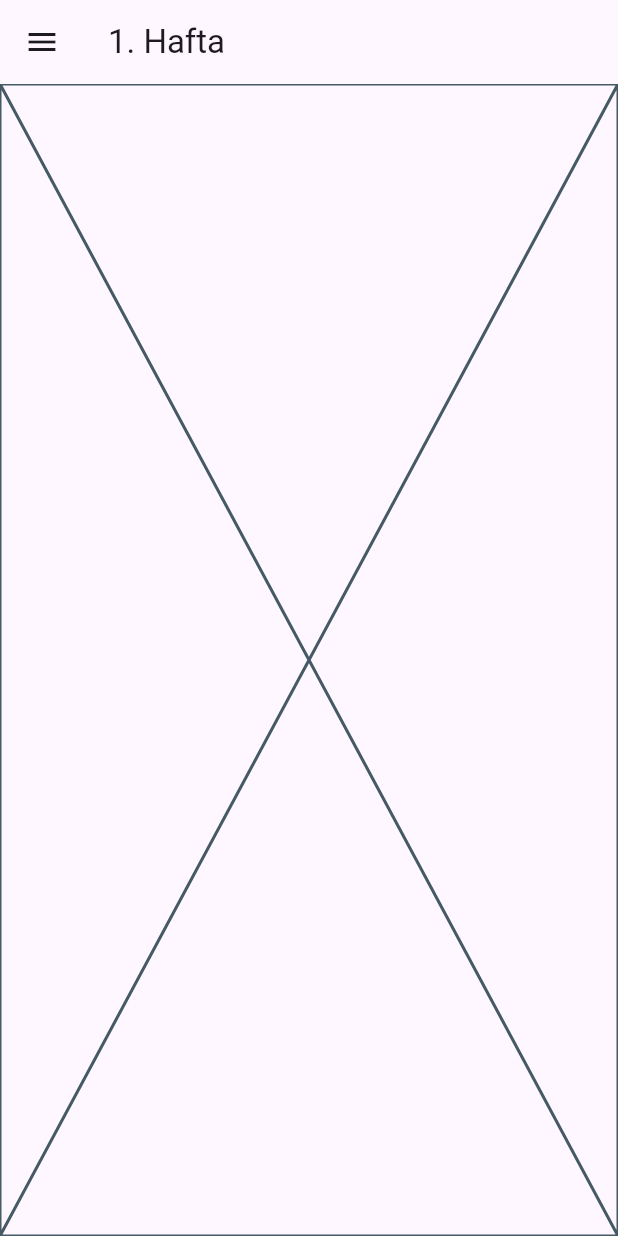
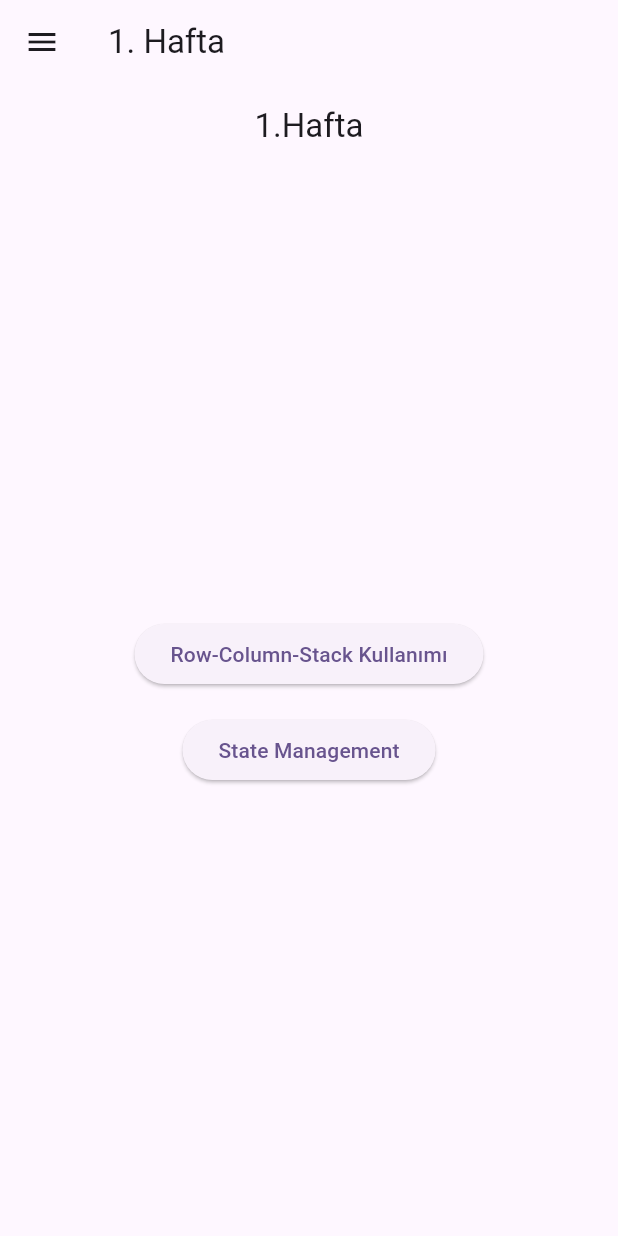
Before and after one commit to ETOTEK-Mobil/ahmet_odev, a Flutter app: the screen it shows after launch, on a phone screen of 412 x 824 dp. Run offline on Flutter 3.47's test engine with Material 3 defaults, Android fonts, the phone set to English and light mode, and no system bars; missing offline and left inert: flutter_application_1.

Commit message:
First Commit

```diff
--- a/lib/ui/view/hafta_1/hafta_1_view.dart
+++ b/lib/ui/view/hafta_1/hafta_1_view.dart
@@ -1,10 +1,72 @@
 import 'package:flutter/material.dart';
+import 'package:flutter_application_1/ui/view/pages/column_raw_stack_page.dart';
+import 'package:flutter_application_1/ui/view/pages/stage_management_page.dart';
 
+void main() {
+  runApp(const Hafta1View());
+}
 class Hafta1View extends StatelessWidget {
   const Hafta1View({super.key});
 
   @override
   Widget build(BuildContext context) {
-    return const Placeholder();
+    return MaterialApp(
+      title: 'Flutter Demo',
+      theme: ThemeData(
+        colorScheme: ColorScheme.fromSeed(seedColor: Colors.deepPurple),
+        useMaterial3: true,
+      ),
+      home: const MyHomePage(title: 'Flutter Demo Home Page'),
+    );
   }
 }
+//!Burası ne işe yarıyor bulamadım, yardıma açığım.
+class MyHomePage extends StatefulWidget {
+  const MyHomePage({super.key, required this.title});
+  final String title;
+
+  @override
+  State<MyHomePage> createState() => _MyHomePageState();
+}
+//! AppSize Boyutlarımız.
+class AppSize {
+  static const double sm = 8.0;  // Small spacing
+  static const double md = 16.0; // Medium spacing
+  static const double lg = 32.0; // Large spacing
+}
+//! Ana Sayfa
+class _MyHomePageState extends State<MyHomePage> {
+  @override
+  Widget build(BuildContext context) {
+    return Scaffold(
+      appBar: AppBar(
+        title: Center(
+          child: Text("1.Hafta"),
+        )
+      ),
+      body: Center(
+        child: Column(
+          mainAxisAlignment: MainAxisAlignment.center,
+          children: [
+            //? Button 1
+            ElevatedButton(
+              child: Text("Row-Column-Stack Kullanımı"),
+              onPressed: (){
+                Navigator.push(context, MaterialPageRoute(builder: (context) => Sayfa1()));
+              },
+            ),
+            //? İki buton arasına koyduğumuz boşluk
+            const SizedBox(height: AppSize.md),
+            //? Button 2
+            ElevatedButton(
+            child: Text("State Management"),
+            onPressed: (){
+              Navigator.push(context, MaterialPageRoute(builder: (context) => Sayfa2()));
+            },
+            )
+          ],
+        ),
+      ),
+    );
+  }
+}
```
Also changed, not shown: lib/ui/view/hafta_1/pages/column_raw_stack_page.dart (added, +79 -0 lines), lib/ui/view/hafta_1/pages/result_page.dart (added, +18 -0 lines), lib/ui/view/hafta_1/pages/stage_management_page.dart (added, +81 -0 lines).
